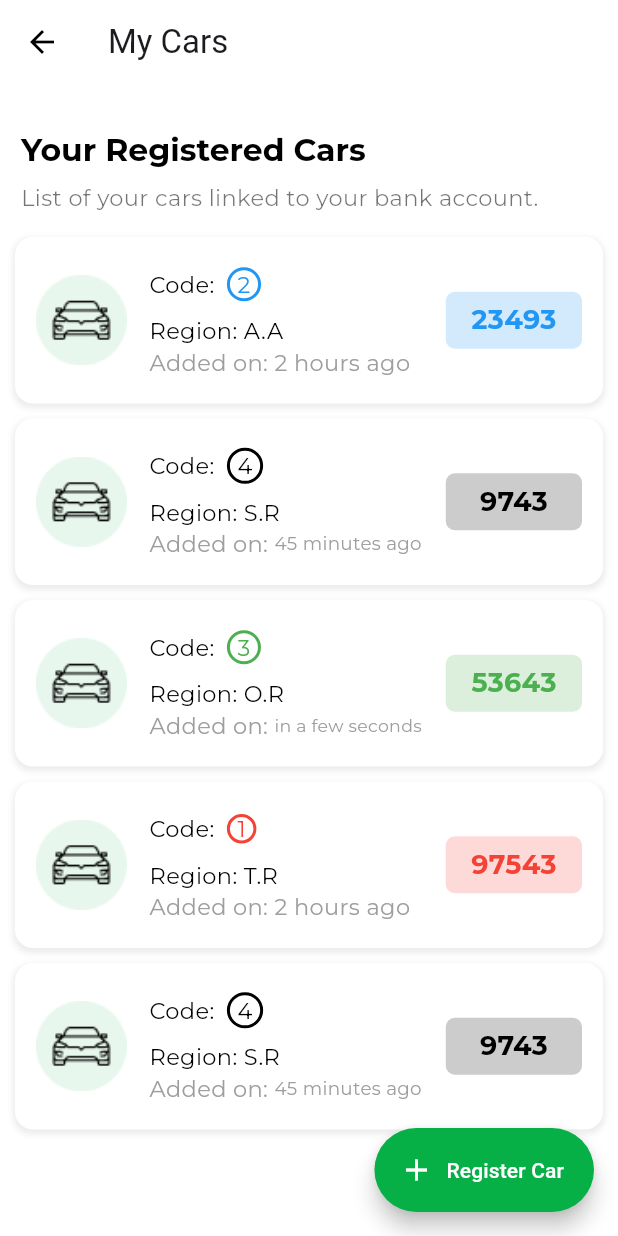
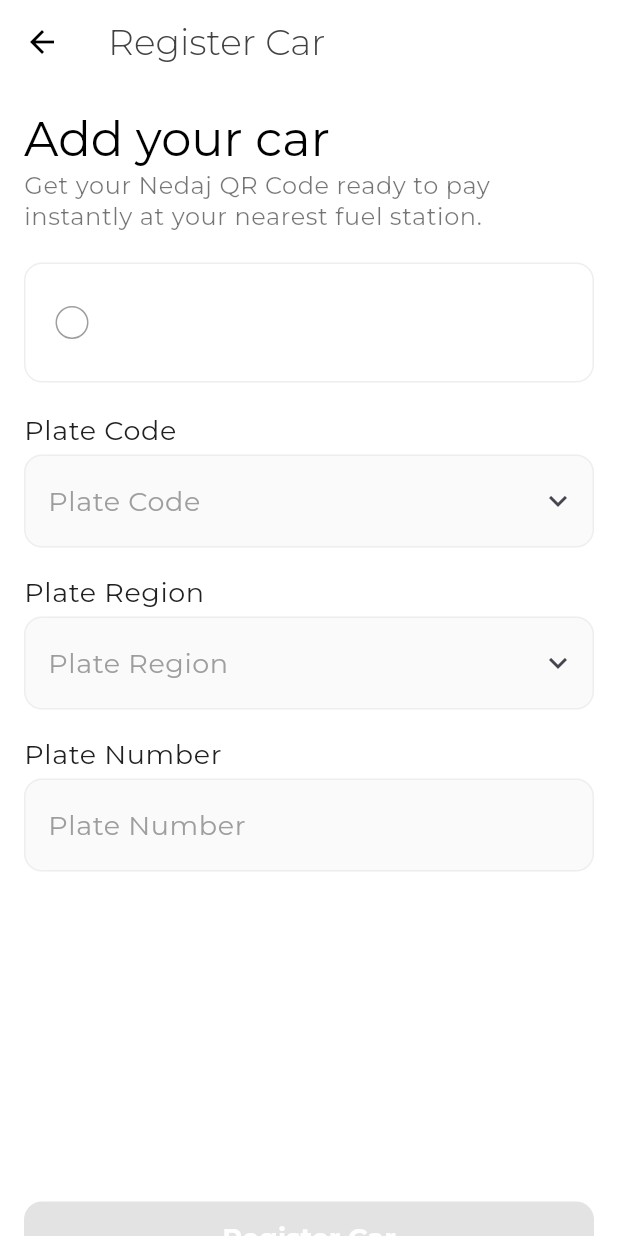
Before and after one commit to Edil-Ayehu/nedaj, a Flutter app: the MyCarsPage screen opened directly, after a tap on "Register Car", on a phone screen of 412 x 824 dp. Run offline on Flutter 3.47's test engine with Material 3 defaults, Android fonts, the phone set to English and light mode, and no system bars; our stand-ins replace fancy_shimmer_image, fluentui_system_icons, gap, get, google_fonts, hive and 8 more; missing offline and left inert: qr_code_scanner; accounts and stored records are empty.

Commit message:
register car UI completed

```diff
--- a/lib/screens/my cars screen/my_cars_screen.dart
+++ b/lib/screens/my cars screen/my_cars_screen.dart
@@ -1,5 +1,6 @@
 import 'package:nedaj/export.dart';
 import 'package:nedaj/screens/my%20cars%20screen/widgets/empty_car_widget.dart';
+import 'package:nedaj/screens/my cars screen/register_car_screen.dart';
 
 class MyCarsPage extends StatelessWidget {
   const MyCarsPage({super.key});
@@ -18,7 +19,9 @@ class MyCarsPage extends StatelessWidget {
             ? FloatingActionButton.extended(
                 foregroundColor: Colors.white,
                 backgroundColor: Constants.primaryColor,
-                onPressed: () {},
+                onPressed: () {
+                  Get.to(() => RegisterCarScreen());
+                },
                 label: Text('Register Car'),
                 icon: Icon(Icons.add),
               )
--- /dev/null
+++ b/lib/screens/my cars screen/register_car_screen.dart
@@ -0,0 +1,384 @@
+import 'package:flutter/material.dart';
+import 'package:flutter/services.dart';
+import 'package:nedaj/export.dart';
+
+class RegisterCarScreen extends StatefulWidget {
+  const RegisterCarScreen({super.key});
+
+  @override
+  _RegisterCarScreenState createState() => _RegisterCarScreenState();
+}
+
+class _RegisterCarScreenState extends State<RegisterCarScreen> {
+  String plateCode = '';
+  String plateRegion = '';
+  String plateNumber = '';
+
+  Color _getColorForCode(String code) {
+    switch (code) {
+      case '1':
+        return Colors.red;
+      case '2':
+        return Colors.blue;
+      case '3':
+        return Colors.green;
+      case '4':
+        return Colors.black;
+      default:
+        return Colors.grey;
+    }
+  }
+
+  String _getDisplayRegion(String region) {
+    switch (region) {
+      case 'Ethiopia(ET)':
+        return 'ኢ\nት';
+      case 'Addis Ababa(AA)':
+        return 'አ\nአ';
+      case 'Afar(AF)':
+        return 'አ\nፋ';
+      case 'Dire Dawa(DR)':
+        return 'ድ\nሪ';
+      case 'Amhara(AM)':
+        return 'አ\nማ';
+      case 'Benshangul Gumuz(BG)':
+        return 'ቢ\nግ';
+      case 'Gambella(GB)':
+        return 'ጋ\nብ';
+      case 'Harari(HR)':
+        return 'ሀ\nረ';
+      case 'Oromia(OR)':
+        return 'ኦ\nሮ';
+      case 'Somali(SM)':
+        return 'ሱ\nማ';
+      case 'Tigray(TG)':
+        return 'ት\nግ';
+      case 'Debub Hizboch(DH)':
+        return 'ደ\nሃ';
+      default:
+        if (region.length >= 2) {
+          return region.substring(0, 2).toUpperCase();
+        } else {
+          return region.toUpperCase();
+        }
+    }
+  }
+
+  bool get _isFormValid =>
+      plateCode.isNotEmpty && plateRegion.isNotEmpty && plateNumber.length == 6;
+
+  @override
+  Widget build(BuildContext context) {
+    return Scaffold(
+      backgroundColor: Colors.white,
+      appBar: AppBar(
+        title: Text('Register Car'),
+      ),
+      body: SingleChildScrollView(
+        child: Padding(
+          padding: const EdgeInsets.all(16.0),
+          child: Column(
+            crossAxisAlignment: CrossAxisAlignment.start,
+            children: [
+              Text('Add your car',
+                  style: Theme.of(context).textTheme.titleLarge!.copyWith(
+                        fontSize: 32,
+                      )),
+              Text(
+                  'Get your Nedaj QR Code ready to pay instantly at your nearest fuel station.',
+                  style: Theme.of(context).textTheme.bodySmall!.copyWith(
+                        fontSize: 16,
+                      )),
+              SizedBox(height: 20),
+              // info container
+              Container(
+                width: double.infinity,
+                height: 80,
+                decoration: BoxDecoration(
+                  color: Colors.white,
+                  borderRadius: BorderRadius.circular(12),
+                  border: Border.all(color: Colors.grey.shade200, width: 1),
+                ),
+                child: Center(
+                  child: SizedBox(
+                    width: double.infinity,
+                    child: Row(
+                      mainAxisAlignment: MainAxisAlignment.center,
+                      children: [
+                        Gap(20),
+                        Container(
+                          alignment: Alignment.center,
+                          padding: EdgeInsets.all(10),
+                          decoration: BoxDecoration(
+                            shape: BoxShape.circle,
+                            border: Border.all(
+                                color: _getColorForCode(plateCode), width: 1),
+                          ),
+                          child: Text(
+                            plateCode,
+                            style: Theme.of(context)
+                                .textTheme
+                                .bodyMedium
+                                ?.copyWith(
+                                  color: _getColorForCode(plateCode),
+                                ),
+                          ),
+                        ),
+                        SizedBox(width: 10),
+                        Text(
+                          _getDisplayRegion(plateRegion),
+                          style:
+                              Theme.of(context).textTheme.bodyMedium!.copyWith(
+                                    color: _getColorForCode(plateCode),
+                                  ),
+                          textAlign: TextAlign.center,
+                        ),
+                        Spacer(),
+                        Text(
+                          plateNumber,
+                          style: Theme.of(context)
+                              .textTheme
+                              .headlineLarge!
+                              .copyWith(
+                                color: _getColorForCode(plateCode),
+                                fontSize: 40,
+                              ),
+                        ),
+                        Spacer(),
+                        Gap(30),
+                      ],
+                    ),
+                  ),
+                ),
+              ),
+              SizedBox(height: 20),
+              // plate code
+              Text('Plate Code',
+                  style: Theme.of(context).textTheme.bodySmall!.copyWith(
+                        color: Colors.grey.shade900,
+                        fontSize: 18,
+                      )),
+              SizedBox(height: 4),
+              GestureDetector(
+                onTap: () => _showPlateCodeBottomSheet(context),
+                child: AbsorbPointer(
+                  child: TextField(
+                    decoration: InputDecoration(
+                      hintText: 'Plate Code',
+                      hintStyle:
+                          Theme.of(context).textTheme.bodySmall!.copyWith(
+                                color: Colors.grey.shade500,
+                                fontSize: 18,
+                              ),
+                      filled: true,
+                      fillColor: Colors.grey.shade50,
+                      suffixIcon: Icon(Icons.keyboard_arrow_down),
+                      border: OutlineInputBorder(
+                        borderRadius: BorderRadius.circular(12),
+                        borderSide: BorderSide(color: Colors.grey.shade200),
+                      ),
+                      enabledBorder: OutlineInputBorder(
+                        borderRadius: BorderRadius.circular(12),
+                        borderSide: BorderSide(color: Colors.grey.shade200),
+                      ),
+                      focusedBorder: OutlineInputBorder(
+                        borderRadius: BorderRadius.circular(12),
+                        borderSide: BorderSide(color: Colors.grey.shade300),
+                      ),
+                    ),
+                    controller: TextEditingController(text: plateCode),
+                  ),
+                ),
+              ),
+              SizedBox(height: 18),
+              // plate region
+              Text('Plate Region',
+                  style: Theme.of(context).textTheme.bodySmall!.copyWith(
+                        color: Colors.grey.shade900,
+                        fontSize: 18,
+                      )),
+              SizedBox(height: 4),
+              GestureDetector(
+                onTap: () => _showPlateRegionBottomSheet(context),
+                child: AbsorbPointer(
+                  child: TextField(
+                    decoration: InputDecoration(
+                      hintText: 'Plate Region',
+                      hintStyle:
+                          Theme.of(context).textTheme.bodySmall!.copyWith(
+                                color: Colors.grey.shade500,
+                                fontSize: 18,
+                              ),
+                      filled: true,
+                      fillColor: Colors.grey.shade50,
+                      suffixIcon: Icon(Icons.keyboard_arrow_down),
+                      border: OutlineInputBorder(
+                        borderRadius: BorderRadius.circular(12),
+                        borderSide: BorderSide(color: Colors.grey.shade200),
+                      ),
+                      enabledBorder: OutlineInputBorder(
+                        borderRadius: BorderRadius.circular(12),
+                        borderSide: BorderSide(color: Colors.grey.shade200),
+                      ),
+                      focusedBorder: OutlineInputBorder(
+                        borderRadius: BorderRadius.circular(12),
+                        borderSide: BorderSide(color: Colors.grey.shade300),
+                      ),
+                    ),
+                    controller: TextEditingController(text: plateRegion),
+                  ),
+                ),
+              ),
+              SizedBox(height: 18),
+              // plate number
+              Text('Plate Number',
+                  style: Theme.of(context).textTheme.bodySmall!.copyWith(
+                        color: Colors.grey.shade900,
+                        fontSize: 18,
+                      )),
+              SizedBox(height: 4),
+              TextField(
+                decoration: InputDecoration(
+                  hintText: 'Plate Number',
+                  hintStyle: Theme.of(context).textTheme.bodySmall!.copyWith(
+                        color: Colors.grey.shade500,
+                        fontSize: 18,
+                      ),
+                  filled: true,
+                  fillColor: Colors.grey.shade50,
+                  border: OutlineInputBorder(
+                    borderRadius: BorderRadius.circular(12),
+                    borderSide: BorderSide(color: Colors.grey.shade200),
+                  ),
+                  enabledBorder: OutlineInputBorder(
+                    borderRadius: BorderRadius.circular(12),
+                    borderSide: BorderSide(color: Colors.grey.shade200),
+                  ),
+                  focusedBorder: OutlineInputBorder(
+                    borderRadius: BorderRadius.circular(12),
+                    borderSide: BorderSide(color: Colors.grey.shade300),
+                  ),
+                ),
+                keyboardType: TextInputType.number,
+                inputFormatters: [
+                  FilteringTextInputFormatter.digitsOnly,
+                  LengthLimitingTextInputFormatter(6),
+                ],
+                onChanged: (value) {
+                  setState(() {
+                    plateNumber = value;
+                  });
+                },
+              ),
+              SizedBox(height: 220),
+              SizedBox(
+                width: double.infinity,
+                height: 50,
+                child: ElevatedButton(
+                  onPressed: _isFormValid
+                      ? () {
+                          // Handle car registration
+                          print('Car registered');
+                        }
+                      : null,
+                  style: ElevatedButton.styleFrom(
+                    backgroundColor:
+                        _isFormValid ? Colors.green : Colors.grey.shade500,
+                    shape: RoundedRectangleBorder(
+                      borderRadius: BorderRadius.circular(12),
+                    ),
+                  ),
+                  child: Text(
+                    'Register Car',
+                    style: TextStyle(
+                      color: Colors.white,
+                      fontSize: 18,
+                      fontWeight: FontWeight.bold,
+                    ),
+                  ),
+                ),
+              ),
+            ],
+          ),
+        ),
+      ),
+    );
+  }
+
+  void _showPlateCodeBottomSheet(BuildContext context) {
+    showModalBottomSheet(
+      context: context,
+      builder: (BuildContext bc) {
+        return Container(
+          child: Wrap(
+            children: <Widget>[
+              for (var code in ['1', '2', '3', '4'])
+                ListTile(
+                  title: Text('Code $code'),
+                  onTap: () {
+                    setState(() {
+                      plateCode = code;
+                    });
+                    Navigator.pop(context);
+                  },
+                ),
+            ],
+          ),
+        );
+      },
+    );
+  }
+
+  void _showPlateRegionBottomSheet(BuildContext context) {
+    final regions = [
+      'Ethiopia(ET)',
+      'Addis Ababa(AA)',
+      'Afar(AF)',
+      'Amhara(AM)',
+      'Dire Dawa(DR)',
+      'Benshangul Gumuz(BG)',
+      'Gambella(GB)',
+      'Harari(HR)',
+      'Oromia(OR)',
+      'Somali(SM)',
+      'Tigray(TG)',
+      'Debub Hizboch(DH)'
+    ];
+    showModalBottomSheet(
+      context: context,
+      isScrollControlled: true,
+      builder: (BuildContext bc) {
+        return Container(
+          height: MediaQuery.of(context).size.height * 0.75,
+          child: Column(
+            children: [
+              Padding(
+                padding: const EdgeInsets.all(16.0),
+                child: Text(
+                  'Select Plate Region',
+                  style: Theme.of(context).textTheme.titleLarge,
+                ),
+              ),
+              Expanded(
+                child: ListView.builder(
+                  itemCount: regions.length,
+                  itemBuilder: (context, index) {
+                    return ListTile(
+                      title: Text(regions[index]),
+                      onTap: () {
+                        setState(() {
+                          plateRegion = regions[index];
+                        });
+                        Navigator.pop(context);
+                      },
+                    );
+                  },
+                ),
+              ),
+            ],
+          ),
+        );
+      },
+    );
+  }
+}
```
